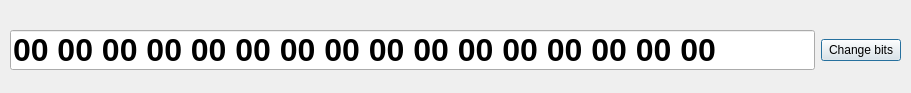
The window that PythonApplicationW/mydesign.ui (juy13/Priority-bits) describes before a commit, drawn with Qt 5.
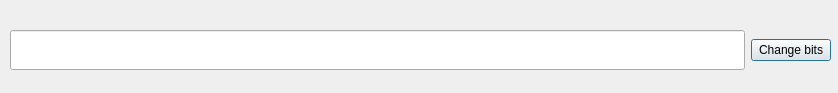
The same window after the commit.

Patch:
```diff
--- a/PythonApplicationW/mydesign.ui
+++ b/PythonApplicationW/mydesign.ui
@@ -6,7 +6,7 @@
    <rect>
     <x>0</x>
     <y>0</y>
-    <width>911</width>
+    <width>838</width>
     <height>93</height>
    </rect>
   </property>
@@ -24,7 +24,7 @@
     <rect>
      <x>10</x>
      <y>30</y>
-     <width>891</width>
+     <width>821</width>
      <height>40</height>
     </rect>
    </property>
@@ -45,7 +45,7 @@
       </property>
       <property name="maximumSize">
        <size>
-        <width>1050</width>
+        <width>900</width>
         <height>40</height>
        </size>
       </property>
@@ -58,7 +58,7 @@
        </font>
       </property>
       <property name="text">
-       <string>00 00 00 00 00 00 00 00 00 00 00 00 00 00 00 00</string>
+       <string/>
       </property>
      </widget>
     </item>
```
